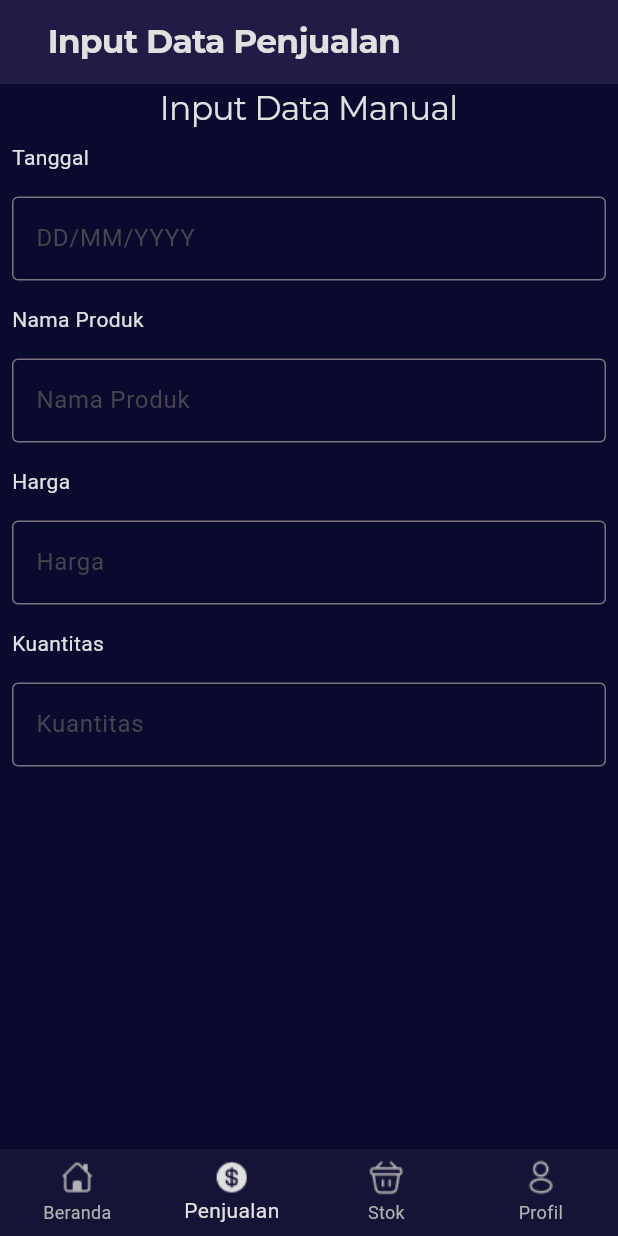
After one commit to Bizniz-Corp/BizGrow-Mobile, a Flutter app: the PenjualanInputManualScreen screen opened directly, on a phone screen of 412 x 824 dp. The commit adds this screen. Run offline on Flutter 3.47's test engine with Material 3 defaults, Android fonts, the phone set to English and light mode, and no system bars; our stand-ins replace google_fonts.

Commit message:
[FEAT] added manual and excel input for penjualan and stok

```diff
--- /dev/null
+++ b/bizgrow_mobile_frontend/lib/screens/penjualan/penjualan_input_manual_screen.dart
@@ -0,0 +1,96 @@
+import 'package:bizgrow_mobile_frontend/themes/colors.dart';
+import 'package:flutter/material.dart';
+import 'package:google_fonts/google_fonts.dart';
+import 'package:bizgrow_mobile_frontend/themes/theme.dart';
+import 'package:bizgrow_mobile_frontend/themes/text_styles.dart';
+import 'package:bizgrow_mobile_frontend/widgets/navbar.dart';
+
+class PenjualanInputManualScreen extends StatefulWidget{
+  @override
+  _PenjualanInputManualScreenState createState() => _PenjualanInputManualScreenState();
+}
+
+class _PenjualanInputManualScreenState extends State<PenjualanInputManualScreen>{
+  @override
+  Widget build(BuildContext context){
+    return Scaffold(
+      appBar: AppBar(
+        title: Text("Input Data Penjualan"),
+      ),
+      body: Container(
+        // margin: EdgeInsets.all(BizGrowTheme.getMargin(context)),
+        child: Column(
+          children: [
+            Text("Input Data Manual", style: Regular.h3.withColor(Monochrome.whiteDarkMode)),
+            const Column(
+              crossAxisAlignment: CrossAxisAlignment.start,
+              children:[
+                Padding(
+                  padding: const EdgeInsets.all(8.0),
+                  child: Text("Tanggal", style: TextStyle(color: Monochrome.whiteDarkMode))),
+                Padding(
+                  padding: const EdgeInsets.all(8.0),
+                  child: TextField(
+                    decoration: InputDecoration(
+                      border: OutlineInputBorder(),
+                      hintText: 'DD/MM/YYYY',
+                    ),
+                  ),
+                ),
+
+                // !!
+                // ADD DATE PICKER
+                // combine with text field above and refactor into a row
+                // AAA !!
+
+                Padding(
+                  padding: const EdgeInsets.all(8.0),
+                  child: Text("Nama Produk", style: TextStyle(color: Monochrome.whiteDarkMode))),
+                Padding(
+                  padding: const EdgeInsets.all(8.0),
+                  child: TextField(
+                    decoration: InputDecoration(
+                      border: OutlineInputBorder(),
+                      hintText: 'Nama Produk',
+                    ),
+                  ),
+                ),
+
+                Padding(
+                  padding: const EdgeInsets.all(8.0),
+                  child: Text("Harga", style: TextStyle(color: Monochrome.whiteDarkMode))
+                ),
+                Padding(
+                  padding: const EdgeInsets.all(8.0),
+                  child: TextField(
+                    decoration: InputDecoration(
+                      border: OutlineInputBorder(),
+                      hintText: 'Harga',
+                    ),
+                  ),
+                ),
+
+                Padding(
+                  padding: const EdgeInsets.all(8.0),
+                  child: Text("Kuantitas", style: TextStyle(color: Monochrome.whiteDarkMode))
+                ),
+                Padding(
+                  padding: const EdgeInsets.all(8.0),
+                  child: TextField(
+                    decoration: InputDecoration(
+                      border: OutlineInputBorder(),
+                      hintText: 'Kuantitas',
+                    ),
+                  ),
+                ),
+
+                ]
+              ),
+              ],
+            )
+        ),
+      bottomNavigationBar: MainNavigator(selectedIndex: 1)
+      );
+
+  }
+}
```
Also changed, not shown: bizgrow_mobile_frontend/lib/screens/penjualan/penjualan_input_excel_screen.dart (added, +73 -0 lines), bizgrow_mobile_frontend/lib/screens/penjualan/penjualan_screen.dart (+23 -1 lines), bizgrow_mobile_frontend/lib/screens/stok/stok_input_excel_screen.dart (added, +73 -0 lines), bizgrow_mobile_frontend/lib/screens/stok/stok_input_manual_screen.dart (added, +81 -0 lines), bizgrow_mobile_frontend/lib/screens/stok/stok_screen.dart (+24 -0 lines).
